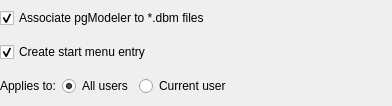
pgmodeler/pgmodeler, file installer/template/packages/io.pgmodeler/meta/extraoptionswidget.ui: the form before one commit.
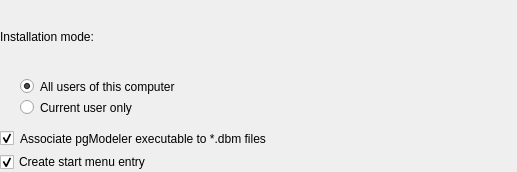
The form after the commit.

```diff
--- a/installer/template/packages/io.pgmodeler/meta/extraoptionswidget.ui
+++ b/installer/template/packages/io.pgmodeler/meta/extraoptionswidget.ui
@@ -6,8 +6,8 @@
    <rect>
     <x>0</x>
     <y>0</y>
-    <width>392</width>
-    <height>106</height>
+    <width>517</width>
+    <height>172</height>
    </rect>
   </property>
   <property name="sizePolicy">
@@ -38,31 +38,11 @@
    <property name="bottomMargin">
     <number>0</number>
    </property>
+   <property name="spacing">
+    <number>6</number>
+   </property>
    <item row="0" column="0">
-    <widget class="QCheckBox" name="associate_dbm_chk">
-     <property name="styleSheet">
-      <string notr="true"/>
-     </property>
-     <property name="text">
-      <string>Associate pgModeler to *.dbm files</string>
-     </property>
-     <property name="checked">
-      <bool>true</bool>
-     </property>
-    </widget>
-   </item>
-   <item row="1" column="0">
-    <widget class="QCheckBox" name="create_start_menu_chk">
-     <property name="text">
-      <string>Create start menu entry</string>
-     </property>
-     <property name="checked">
-      <bool>true</bool>
-     </property>
-    </widget>
-   </item>
-   <item row="2" column="0">
-    <layout class="QHBoxLayout" name="horizontalLayout">
+    <layout class="QVBoxLayout" name="verticalLayout">
      <item>
       <widget class="QLabel" name="label">
        <property name="sizePolicy">
@@ -72,7 +52,7 @@
         </sizepolicy>
        </property>
        <property name="text">
-        <string>Applies to:</string>
+        <string>Installation mode:</string>
        </property>
       </widget>
      </item>
@@ -84,8 +64,11 @@
          <verstretch>0</verstretch>
         </sizepolicy>
        </property>
+       <property name="styleSheet">
+        <string notr="true">margin-left: 20px;</string>
+       </property>
        <property name="text">
-        <string>All users</string>
+        <string>All users of this computer</string>
        </property>
        <property name="checked">
         <bool>true</bool>
@@ -100,8 +83,11 @@
          <verstretch>0</verstretch>
         </sizepolicy>
        </property>
+       <property name="styleSheet">
+        <string notr="true">margin-left: 20px;</string>
+       </property>
        <property name="text">
-        <string>Current user</string>
+        <string>Current user only</string>
        </property>
        <property name="checked">
         <bool>false</bool>
@@ -110,6 +96,29 @@
      </item>
     </layout>
    </item>
+   <item row="1" column="0">
+    <widget class="QCheckBox" name="associate_dbm_chk">
+     <property name="styleSheet">
+      <string notr="true">margin-top: 10px;</string>
+     </property>
+     <property name="text">
+      <string>Associate pgModeler executable to *.dbm files</string>
+     </property>
+     <property name="checked">
+      <bool>true</bool>
+     </property>
+    </widget>
+   </item>
+   <item row="2" column="0">
+    <widget class="QCheckBox" name="create_start_menu_chk">
+     <property name="text">
+      <string>Create start menu entry</string>
+     </property>
+     <property name="checked">
+      <bool>true</bool>
+     </property>
+    </widget>
+   </item>
   </layout>
  </widget>
  <resources/>
```
